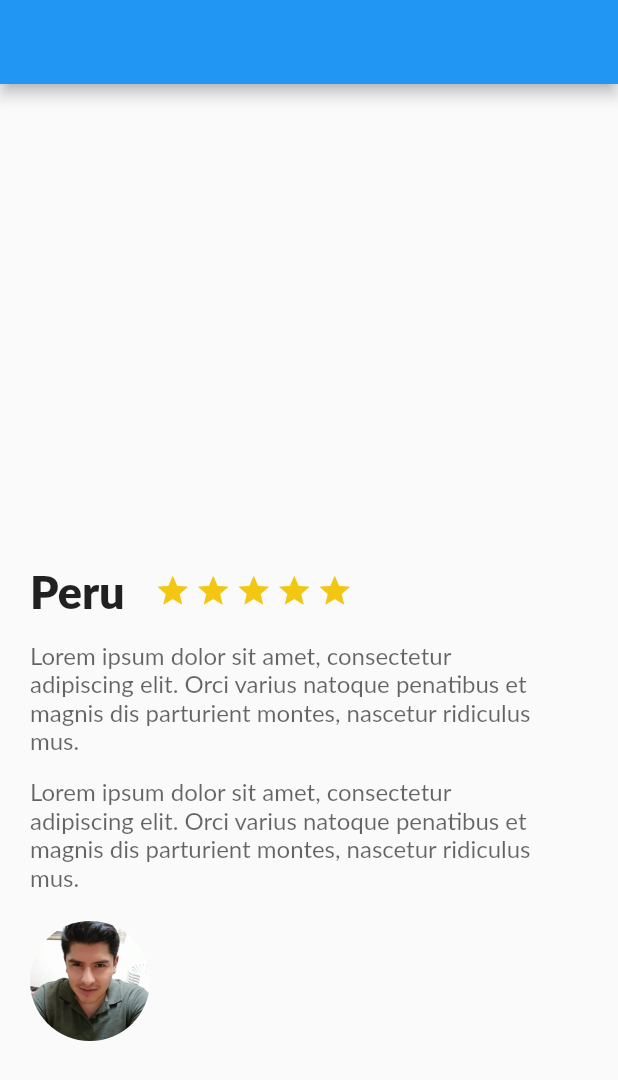
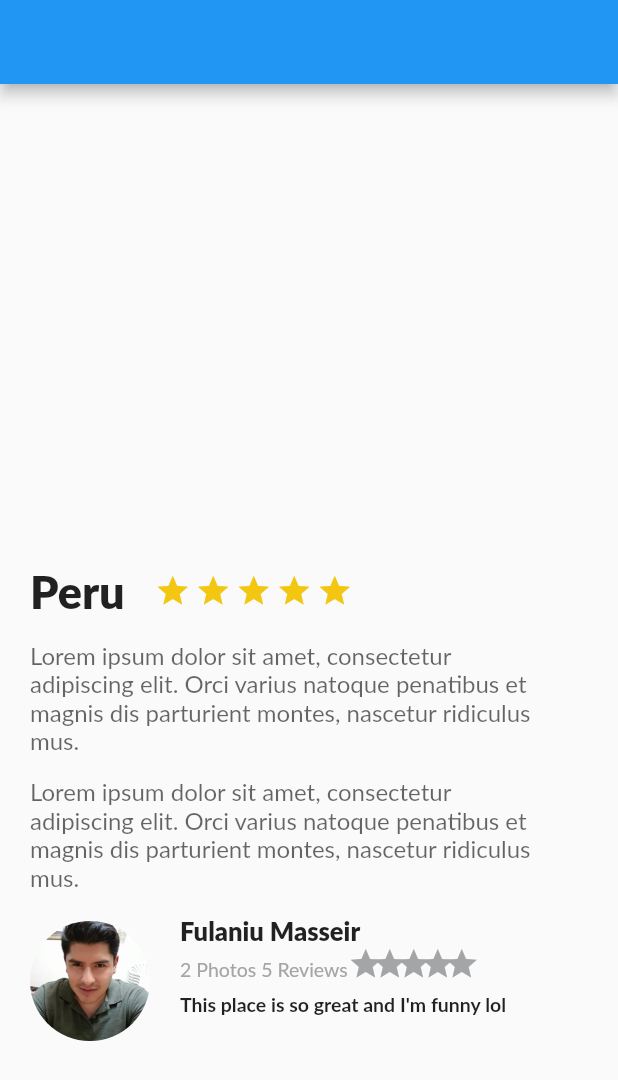
Before and after one commit to marcancabrera/Trips, a Flutter app: the screen it shows after launch, on a phone screen of 412 x 824 dp. Shown: the top 1080 px of the screen. Run offline on Flutter 3.47's test engine with Material 2 defaults, Android fonts, the phone set to English and light mode, and no system bars; Roboto replaces fonts that are missing (Lato).

Commit message:
add review component

```diff
--- a/lib/description_place.dart
+++ b/lib/description_place.dart
@@ -62,7 +62,7 @@ class DescriptionPlace extends StatelessWidget{
         right: 40.0,
         left: 20.0
       ),
-      child: new Text(
+      child: Text(
         descriptionPlace,
         style: TextStyle(
           color: Color.fromRGBO(0, 0, 0, .6),
--- a/lib/main.dart
+++ b/lib/main.dart
@@ -12,6 +12,9 @@ class MyApp extends StatelessWidget {
   int stars = 5;
 
   String pathImage = "assets/images/bulb.jpg";
+  String userName = "Fulaniu Masseir";
+  String userInfo = "2 Photos 5 Reviews";
+  String userComments = "This place is so great and I'm funny lol";
 
   @override
   Widget build(BuildContext context) {
@@ -39,7 +42,7 @@ class MyApp extends StatelessWidget {
         body: Column(
           children: <Widget>[
             DescriptionPlace(namePlace, description, stars),
-            Review(pathImage),
+            Review(pathImage, userName, userInfo, userComments),
           ],
         ),
       ),
--- a/lib/review.dart
+++ b/lib/review.dart
@@ -1,10 +1,99 @@
 import 'package:flutter/material.dart';
 
 class Review extends StatelessWidget{
+
   String pathImage;
-  Review(this.pathImage);
+  String userFullName;
+  String userInfo;
+  String userComment;
+
+  Review(this.pathImage, this.userFullName, this.userInfo, this.userComment);
+
   @override
   Widget build(BuildContext context) {
+    final star = Container(
+      width: 16.0,
+      child: Icon(
+        Icons.star,
+        color: Color(0xFFa3a5a7),
+      ),
+    );
+
+    final userInformation = Container(
+      margin: EdgeInsets.only(
+        left: 20.0,
+        top: 7.0,
+      ),
+      child: Text(
+        userInfo,
+        textAlign: TextAlign.left,
+        style: TextStyle(
+          fontSize: 13.0,
+          fontFamily: 'Lato',
+          color: Color(0xFFa3a5a7)
+        ),
+      ),
+    );
+
+    List<Widget> listStars(){
+      List<Widget> stars = new List();
+      for (int i=0; i<5; i++){
+        stars.add(star);
+      }
+      return stars;
+    }
+
+    final userComments = Container(
+      margin: EdgeInsets.only(
+        left: 20.0,
+        top: 7.0,
+      ),
+      child: Text(
+        userComment,
+        textAlign: TextAlign.left,
+        style: TextStyle(
+          fontSize: 13.0,
+          fontFamily: 'Lato',
+          fontWeight: FontWeight.w700,
+        ),
+      ),
+    );
+
+    final userName = Container(
+      margin: EdgeInsets.only(
+        left: 20.0,
+      ),
+      child: Text(
+        userFullName,
+        textAlign: TextAlign.left,
+        style: TextStyle(
+          fontSize: 17.0,
+          fontWeight: FontWeight.w900,
+          fontFamily: 'Lato'
+        ),
+      ),
+
+    );
+
+    final userInfoWithStars= Row(
+      children: <Widget>[
+        userInformation,
+        Row(
+          children: listStars(),
+        ),
+      ],
+    );
+
+    final userDetails = Column(
+      crossAxisAlignment: CrossAxisAlignment.start,
+      children: <Widget>[
+        userName,
+        userInfoWithStars,
+        userComments
+      ],
+
+    );
+
     final photo = Container(
       margin: EdgeInsets.only(
         top: 20.0,
@@ -20,9 +109,11 @@ class Review extends StatelessWidget{
         ),
       ),
     );
+
     return Row(
       children: <Widget>[
-        photo
+        photo,
+        userDetails
       ],);
   }
 }
```
